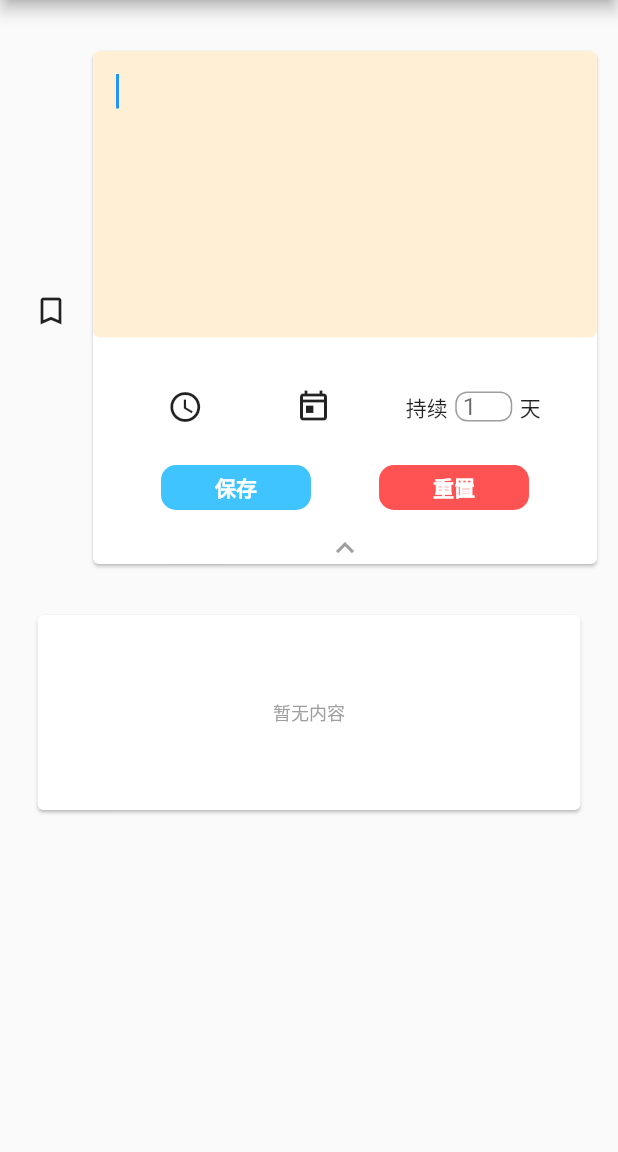
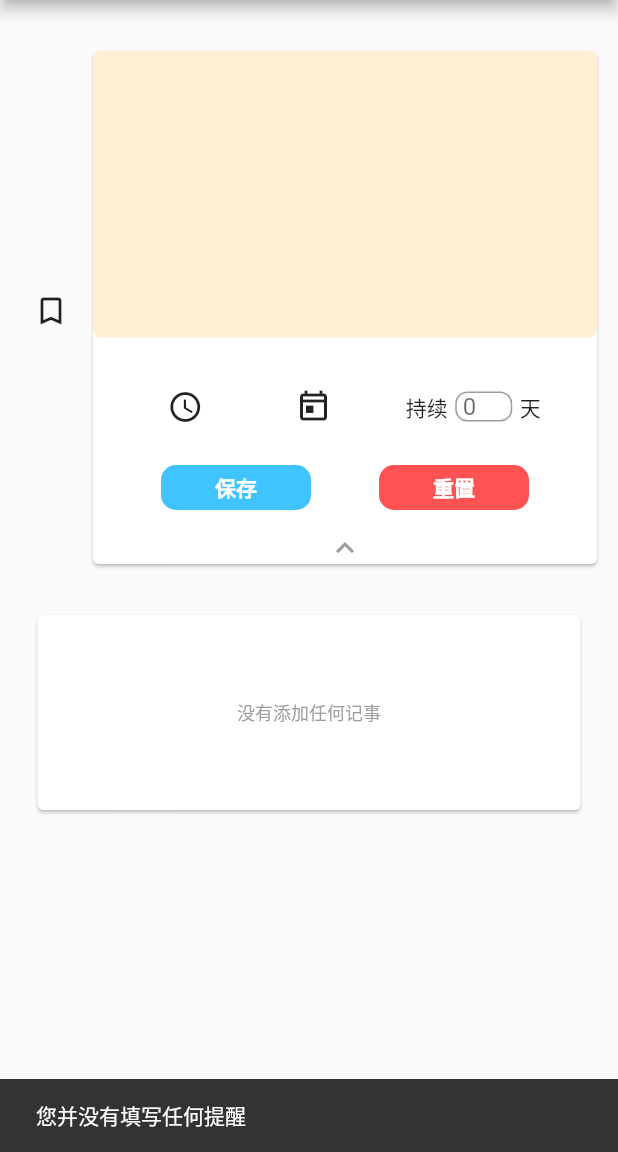
Before and after one commit to yinniora/NODE-NOTE, a Flutter app: the screen it shows after launch, after a tap on the "bookmark outline" icon, after a tap on "保存", on a phone screen of 412 x 824 dp, the part 84-1236 px from its top. Run offline on Flutter 3.47's test engine with Material 2 defaults, Android fonts, the phone set to English and light mode, and no system bars; our stand-ins replace flutter_local_notifications, shared_preferences, timezone.

Commit message:
APP 1.1 版本更新

```diff
--- a/note01/lib/main.dart
+++ b/note01/lib/main.dart
@@ -35,6 +35,7 @@ class RandomWorlds extends StatefulWidget {
 class _RandomWorldsState extends State<RandomWorlds> {
   FlutterLocalNotificationsPlugin flutterLocalNotificationsPlugin =
       FlutterLocalNotificationsPlugin();
+  var _scaffoldkey01 = new GlobalKey<ScaffoldState>();
   var nodeController = new TextEditingController();
   var _focusNode = new FocusNode();
   var dayNumCon = new TextEditingController();
@@ -44,7 +45,7 @@ class _RandomWorldsState extends State<RandomWorlds> {
   var viewListKey = new GlobalKey();
 
   //存储所有的提醒事项的数组
-  var noteList = List();
+  var noteList =new List();
 
   var time = '';
   var date = '';
@@ -54,8 +55,7 @@ class _RandomWorldsState extends State<RandomWorlds> {
   @override
   void initState() {
     super.initState();
-    //开启软件时初始化数组元素以及添加本地提醒
-    getAllData().then((value) => noteList = value);
+
 
     //通知初始化
     const AndroidInitializationSettings initializationSettingsAndroid =
@@ -70,17 +70,22 @@ class _RandomWorldsState extends State<RandomWorlds> {
     flutterLocalNotificationsPlugin.initialize(initializationSettings,
         onSelectNotification: onSelectNotification);
     tz.initializeTimeZones();
+
+    //开启软件时初始化数组元素以及添加本地提醒 (异步加载完成刷新一下页面)
+    getAllData().then((value) => {noteList = value,_initNotifications(noteList), setState(() {})});
   }
 
   @override
   Widget build(BuildContext context) {
-    getAllData().then((value) => noteList = value);
+    getAllData().then((value) => {noteList = value,
     //初始化通知
-    _initNotifications(noteList);
+    _initNotifications(noteList)});
+
     // deleteAll();
     // noteList.clear();
 
     return Scaffold(
+      key: _scaffoldkey01,
       resizeToAvoidBottomPadding: false,
       appBar: AppBar(
         title: Text('提醒事项'),
@@ -133,7 +138,7 @@ class _RandomWorldsState extends State<RandomWorlds> {
                     child: AnimatedContainer(
                       height: selected ? 60 : 350,
                       duration: Duration(seconds: 1), //动画持续时间
-                      curve: Curves.fastOutSlowIn, //差值器（动画效果）
+                      curve: Curves.linearToEaseOut, //差值器（动画效果）
                       child: Card(
                         child: ListView(
                           shrinkWrap: true,
@@ -200,28 +205,32 @@ class _RandomWorldsState extends State<RandomWorlds> {
                                     mainAxisAlignment:
                                         MainAxisAlignment.spaceEvenly,
                                     children: [
-                                      new Row(
+                                      new Stack(
+                                        alignment: FractionalOffset(0.5,1),
                                         children: [
                                           new IconButton(
+                                            tooltip: "选择时间",
                                             icon: new Icon(Icons.schedule),
                                             onPressed: () => _showTimePicker(),
                                           ),
-                                          new Text(time != null && time != ''
-                                              ? '${time}'
-                                              : ''),
+                                          time != null && time != ''
+                                              ? new Positioned(
+                                              child: new Text('${time}',style: TextStyle(color: Colors.blueGrey,fontSize: 12),))
+                                          :new Container()
                                         ],
                                       ),
                                       //设置时间
-                                      new Row(
+                                      new Stack(
+                                        alignment: FractionalOffset(0.5,1),
                                         children: [
                                           new IconButton(
+                                              tooltip: "选择日期",
                                               icon: new Icon(
                                                   Icons.today_outlined),
                                               onPressed: () =>
                                                   _showDataPicker()),
-                                          new Text(date != null && date != ''
-                                              ? '${date}'
-                                              : ''),
+                                          date != null && date != ''
+                                              ?new Text( '${date.substring(5,10)}',style: TextStyle(color: Colors.blueGrey,fontSize: 12)):new Container()
                                         ],
                                       ),
                                       //日期
@@ -264,19 +273,18 @@ class _RandomWorldsState extends State<RandomWorlds> {
                                                             time,
                                                             date,
                                                             dayNumCon.text);
+                                                        nodeController.clear();
+                                                        dayNumCon.clear();
+                                                        time = '';
+                                                        date = '';
                                                       } else {
-                                                        Scaffold.of(context)
+                                                        _scaffoldkey01.currentState
                                                             .showSnackBar(SnackBar(
                                                                 content: Text(
                                                                     '您并没有填写任何提醒')));
                                                       }
-                                                      selected = true;
                                                       _focusNode.unfocus();
                                                       dayNumFocus.unfocus();
-                                                      nodeController.clear();
-                                                      dayNumCon.clear();
-                                                      time = '';
-                                                      date = '';
                                                     });
                                                   },
                                                   child: Text(
@@ -302,9 +310,8 @@ class _RandomWorldsState extends State<RandomWorlds> {
                                                     setState(() {
                                                       nodeController.clear();
                                                       dayNumCon.clear();
-                                                      FocusScope.of(context)
-                                                          .requestFocus(
-                                                              _focusNode);
+                                                      _focusNode.unfocus();
+                                                      dayNumFocus.unfocus();
                                                       time = '';
                                                       date = '';
                                                     });
@@ -362,7 +369,7 @@ class _RandomWorldsState extends State<RandomWorlds> {
                     constraints: BoxConstraints(minHeight: 130),
                     child: Center(
                         child: Text(
-                      "暂无内容",
+                      "没有添加任何记事",
                       style: TextStyle(fontSize: 12, color: Colors.grey),
                     )),
                   ))
@@ -447,20 +454,51 @@ class _RandomWorldsState extends State<RandomWorlds> {
     _cancelAllNotifications();
     for(var item in _list){
       //需要判断在有日期有时间没有天数的情况下，日期是否过期
-      if(item['date']!=null&&item['date']!=''&&item['time']!=null&&item['time']!=''&&(item['dayNum']==null||item['dayNum']=='')){
+      if(item['date']!=null&&item['date']!=''){
         int _year = int.parse(item['date'].substring(0,4));
         int _month = int.parse(item['date'].substring(5,7));
         int _days = int.parse(item['date'].substring(8));
-        DateTime scheduleDate = DateTime(_year,_month,_days);
         DateTime now = DateTime.now();
-        if(scheduleDate.isAfter(now)){
-          _showDateTimeDaysNotification(item['date'],item['time'],item['dayNum'],item['storeTime'],item['message']);
+        if(item['time']==null||item['time']==''){
+          DateTime scheduleDate = DateTime(_year,_month,_days,6,10);
+          if(scheduleDate.isBefore(now)){
+            if(item['dayNum']==null||item['dayNum']==''){
+              //  有过期的计划日期而且没有持续天数(过了当天早六点)
+              print('有过期的计划日期(过了当天早六点)而且没有持续天数');
+              continue;
+            }else{
+              DateTime scheduleDate = DateTime(_year,_month,_days+int.parse(item['dayNum']),6,10);
+              if(scheduleDate.isBefore(now)){
+                //有计划日期且加上持续天数但过期(过了当天早六点)
+                print('有计划日期且加上持续天数但过期(过了当天早六点)');
+                continue;
+              }
+            }
+          }
         }else{
-          return;
+          int _hours = int.parse(item['time'].substring(0,2));
+          int _minutes = int.parse(item['time'].substring(3,5));
+          DateTime scheduleDate = DateTime(_year,_month,_days,_hours,_minutes);
+          if(scheduleDate.isBefore(now)){
+            if(item['dayNum']==null||item['dayNum']==''){
+              //  有过期的计划日期而且没有持续天数
+              print('具体信息：'+item['message']+' 时间：'+scheduleDate.toString());
+              print('有过期的计划日期而且没有持续天数');
+              continue;
+            }else{
+              DateTime scheduleDate = DateTime(_year,_month,_days+int.parse(item['dayNum']),_hours,_minutes);
+              if(scheduleDate.isBefore(now)){
+                //有计划日期且加上持续天数但过期
+                print('具体信息：'+item['message']+' 时间：'+scheduleDate.toString()+' 天数：'+item['dayNum']);
+                print('有计划日期且加上持续天数但过期');
+                continue;
+              }
+            }
+          }
         }
-      }else{
-        _showDateTimeDaysNotification(item['date'],item['time'],item['dayNum'],item['storeTime'],item['message']);
       }
+      _showDateTimeDaysNotification(item['date'],item['time'],item['dayNum'],
+          item['storeTime'],item['message'],int.parse(item['key'].substring(item['key'].length-5,item['key'].length-1)));
     }
   }
 
@@ -476,13 +514,13 @@ class _RandomWorldsState extends State<RandomWorlds> {
       'message': nodeMsg,
       'time': time,
       'date': date,
-      'dayNum': dayNum,
+      'dayNum': dayNum=='0'||dayNum==''||dayNum==null?'':dayNum,
       'storeTime': DateTime.now().toString()
     };
     String saveTemp = JSON.jsonEncode(msg);
     saveString(msg['key'], saveTemp);
-    //更新一下notelist
-    getAllData().then((value) => noteList = value);
+    //更新一下build
+    setState(() {});
   }
 
   //时间选择器和日期选择器
@@ -610,8 +648,6 @@ class _RandomWorldsState extends State<RandomWorlds> {
         list.add(msgMap);
       }
       //将元素倒序排序（新node排在前面）
-      // noteList = tempList.reversed.toList();
-      // tempList = [];
       List res = [];
       res = list.reversed.toList();
       return res;
@@ -645,61 +681,8 @@ class _RandomWorldsState extends State<RandomWorlds> {
   * */
 
   //安卓定时通知处理方法
-  Future _showScheduledNotification(String _date, String _time) async {
-    //安卓的通知配置，必填参数是渠道id, 名称, 和描述, 可选填通知的图标，重要度等等。
-    var androidPlatformChannelSpecifics = new AndroidNotificationDetails(
-        '0', 'your channel name', 'your channel description',
-        icon: 'app_icon',
-        importance: Importance.max,
-        priority: Priority.high,
-        ticker: 'ticker');
-    NotificationDetails platformChannelSpecifics =
-        new NotificationDetails(android: androidPlatformChannelSpecifics);
-    await flutterLocalNotificationsPlugin.zonedSchedule(0, 'NODE & NOTE',
-        '提醒事项：', _scheduledDate(_date, _time), platformChannelSpecifics,
-        androidAllowWhileIdle: true,
-        payload: 'item x',
-        uiLocalNotificationDateInterpretation:
-            UILocalNotificationDateInterpretation.absoluteTime);
-  }
-  tz.TZDateTime _scheduledDate(String _date, String _time) {
-    String _dateTime = _date + ' ' + _time;
-    tz.TZDateTime scheduledDate = tz.TZDateTime.parse(tz.local, _dateTime);
-    print(tz.TZDateTime.now(tz.local));
-    return scheduledDate;
-  }
-
-  //只設置時間沒設置日期，按每日提醒處理
-  //每日提醒
-  Future _showDailyTimeNotification(String _time) async {
-    var androidPlatformChannelSpecifics = new AndroidNotificationDetails(
-        '1', 'channelName', 'channelDescription',
-        icon: 'app_icon',
-        importance: Importance.high,
-        priority: Priority.max,
-        ticker: 'ticker1');
-    NotificationDetails platformChannelSpecifics =
-        new NotificationDetails(android: androidPlatformChannelSpecifics);
-    await flutterLocalNotificationsPlugin.zonedSchedule(0, 'NODE & NOTE',
-        '提醒事项：', _scheduledDailyDate(_time), platformChannelSpecifics,
-        uiLocalNotificationDateInterpretation:
-            UILocalNotificationDateInterpretation.absoluteTime,
-        androidAllowWhileIdle: true);
-  }
-  tz.TZDateTime _scheduledDailyDate(String _time) {
-    int _hours = int.parse(_time.substring(0,2));
-    int _minutes = int.parse(_time.substring(3,5));
-    tz.TZDateTime now = tz.TZDateTime.now(tz.local);
-    tz.TZDateTime scheduledDate =
-        tz.TZDateTime(tz.local, now.year, now.month, now.day, _hours, _minutes);
-    if (scheduledDate.isBefore(now)) {
-      scheduledDate.add(Duration(days: 1));
-    }
-    return scheduledDate;
-  }
-
   //优化通知
-  Future _showDateTimeDaysNotification(String _date,String _time,String _dayNum,String _storeTime,String _message) async {
+  Future _showDateTimeDaysNotification(String _date,String _time,String _dayNum,String _storeTime,String _message,int _notiKey) async {
     var androidPlatformChannelSpecifics = new AndroidNotificationDetails(
         '1', 'channelName', 'channelDescription',
         icon: 'app_icon',
@@ -708,14 +691,13 @@ class _RandomWorldsState extends State<RandomWorlds> {
         ticker: 'ticker1');
     NotificationDetails platformChannelSpecifics =
     new NotificationDetails(android: androidPlatformChannelSpecifics);
-    await flutterLocalNotificationsPlugin.zonedSchedule(1000, 'NODE & NOTE',
+    await flutterLocalNotificationsPlugin.zonedSchedule(_notiKey, 'NODE & NOTE',
         '提醒事项：${_message}', _scheduledDateTimeDays(_date,_time,_dayNum,_storeTime), platformChannelSpecifics,
         uiLocalNotificationDateInterpretation:
         UILocalNotificationDateInterpretation.absoluteTime,
         androidAllowWhileIdle: true);
   }
   tz.TZDateTime _scheduledDateTimeDays(String _date,String _time,String _dayNum,String _storeTime) {
-    var _dayNumTemp = 0;
     if(_time!=null&&_time!=''){
       if(_date!=null&&_date!=''){
         if(_dayNum!=null&&_dayNum!=''){
@@ -729,7 +711,7 @@ class _RandomWorldsState extends State<RandomWorlds> {
           tz.TZDateTime scheduledDate = tz.TZDateTime(tz.local, _year, _month,_days, _hours, _minutes); //计划日期
           tz.TZDateTime scheduleEndDay =  tz.TZDateTime(tz.local, _year, _month,_days+int.parse(_dayNum)); //计划持续几天的结束日期
           if (scheduledDate.isBefore(now)&&scheduledDate.isBefore(scheduleEndDay)) {
-            scheduledDate.add(Duration(days: 1));
+            scheduledDate = scheduledDate.add(Duration(days: 1));
           }
           return scheduledDate;
         }else{
@@ -752,7 +734,7 @@ class _RandomWorldsState extends State<RandomWorlds> {
           tz.TZDateTime scheduledDate = tz.TZDateTime(tz.local, now.year, now.month,now.day, _hours, _minutes); //计划日期
           tz.TZDateTime scheduleEndDay = tz.TZDateTime.parse(tz.local, _storeTime);
           if (scheduledDate.isBefore(now)&&scheduledDate.isBefore(scheduleEndDay)) {
-            scheduledDate.add(Duration(days: 1));
+            scheduledDate = scheduledDate.add(Duration(days: 1));
           }
           return scheduledDate;
         }else{
@@ -762,7 +744,7 @@ class _RandomWorldsState extends State<RandomWorlds> {
           tz.TZDateTime now = tz.TZDateTime.now(tz.local);
           tz.TZDateTime scheduledDate = tz.TZDateTime(tz.local, now.year, now.month,now.day, _hours, _minutes); //计划日期
           if (scheduledDate.isBefore(now)) {
-            scheduledDate.add(Duration(days: 1));
+            scheduledDate = scheduledDate.add(new Duration(days: 1));
           }
           return scheduledDate;
         }
@@ -778,7 +760,7 @@ class _RandomWorldsState extends State<RandomWorlds> {
           tz.TZDateTime scheduledDate = tz.TZDateTime(tz.local, _year, _month,_days, 6); //计划日期
           tz.TZDateTime scheduleEndDay =  tz.TZDateTime(tz.local, _year, _month,_days+int.parse(_dayNum)); //计划持续几天的结束日期
           if (scheduledDate.isBefore(now)&&scheduledDate.isBefore(scheduleEndDay)) {
-            scheduledDate.add(Duration(days: 1));
+            scheduledDate = scheduledDate.add(Duration(days: 1));
           }
           return scheduledDate;
         }else{
@@ -796,7 +778,7 @@ class _RandomWorldsState extends State<RandomWorlds> {
           tz.TZDateTime scheduledDate = tz.TZDateTime(tz.local,  now.year, now.month,now.day, 6); //计划日期
           tz.TZDateTime scheduleEndDay =  tz.TZDateTime.parse(tz.local, _storeTime); //计划持续几天的结束日期
           if (scheduledDate.isBefore(now)&&scheduledDate.isBefore(scheduleEndDay)) {
-            scheduledDate.add(Duration(days: 1));
+            scheduledDate = scheduledDate.add(Duration(days: 1));
           }
           return scheduledDate;
         }
@@ -804,27 +786,6 @@ class _RandomWorldsState extends State<RandomWorlds> {
     }
   }
 
-  //只有日期没有时间，当天六点提醒
-  Future _showDailyAtSixNotification(String _date) async{
-    var androidPlatformChannelSpecifics = new AndroidNotificationDetails('channelId', 'channelName', 'channelDescription',
-    priority: Priority.high,importance: Importance.max,icon: "app_icon");
-    NotificationDetails platformChannelSpecifics = new NotificationDetails(android: androidPlatformChannelSpecifics);
-    await flutterLocalNotificationsPlugin.zonedSchedule(001, 'NODE & NOTE',
-        '提醒事项：', _scheduledDateAtSix(_date), platformChannelSpecifics,
-        uiLocalNotificationDateInterpretation: UILocalNotificationDateInterpretation.absoluteTime,
-        androidAllowWhileIdle: true);
-  }
-  tz.TZDateTime _scheduledDateAtSix(String _date){
-    int _year = int.parse(_date.substring(0,4));
-    int _month = int.parse(_date.substring(5,7));
-    int _day = int.parse(_date.substring(8));
-    tz.TZDateTime now = tz.TZDateTime.now(tz.local);
-    tz.TZDateTime scheduledDateTime = tz.TZDateTime(tz.local,_year,_month,_day,6);
-    if(scheduledDateTime.isBefore(now)){
-      scheduledDateTime = scheduledDateTime.add(Duration(days: 1));
-    }
-    return scheduledDateTime;
-  }
 
   //删除单个通知
   Future _cancelNotification(notiId) async {
--- a/note01/lib/widget/dayNumSelector.dart
+++ b/note01/lib/widget/dayNumSelector.dart
@@ -43,7 +43,7 @@ class dayNumSelector extends StatelessWidget {
                 contentPadding:
                 EdgeInsets.fromLTRB(
                     5, 0, 0, 0),
-                hintText: '1',
+                hintText: '0',
                 border: OutlineInputBorder(
                     borderRadius:
                     BorderRadius
--- a/note01/lib/widget/nodeDetail.dart
+++ b/note01/lib/widget/nodeDetail.dart
@@ -342,7 +342,7 @@ class _nodeDetailState extends State<nodeDetail> {
       'message': nodeMsg,
       'time': time,
       'date': date,
-      'dayNum': dayNum,
+      'dayNum': dayNum=='0'||dayNum==''||dayNum==null?'':dayNum,
       'storeTime': DateTime.now().toString()
     };
     String msgTemp = JSON.jsonEncode(msg);
```
